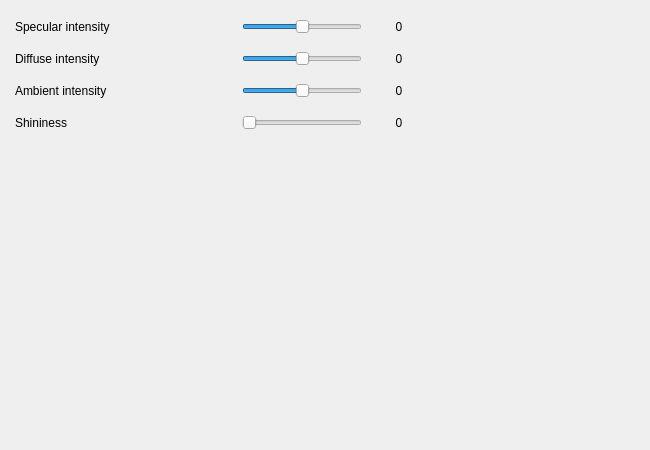
First picture: the form in source/VIEW/DIALOGS/materialSettings.ui, repository BALL-Project/ball, before the edit.
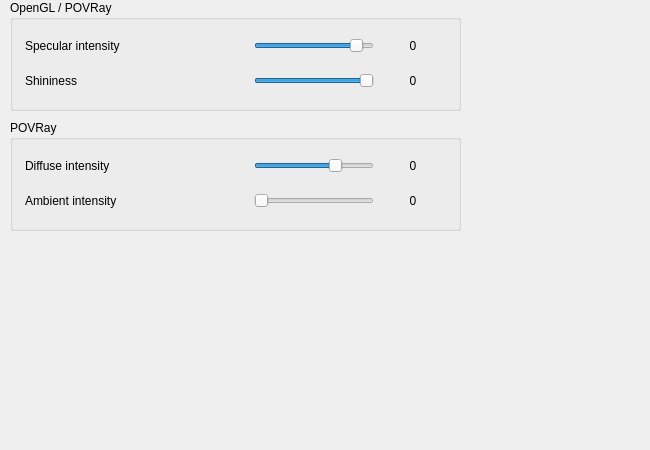
Second picture: the form after the edit.

```diff
--- a/source/VIEW/DIALOGS/materialSettings.ui
+++ b/source/VIEW/DIALOGS/materialSettings.ui
@@ -21,48 +21,27 @@
   <property name="windowTitle" >
    <string>MaterialSettings</string>
   </property>
-  <widget class="QLabel" name="textLabel1_4" >
+  <widget class="QGroupBox" name="groupBox" >
    <property name="geometry" >
     <rect>
-     <x>15</x>
-     <y>14</y>
-     <width>220</width>
-     <height>25</height>
+     <x>10</x>
+     <y>120</y>
+     <width>451</width>
+     <height>111</height>
     </rect>
    </property>
-   <property name="sizePolicy" >
-    <sizepolicy>
-     <hsizetype>0</hsizetype>
-     <vsizetype>0</vsizetype>
-     <horstretch>0</horstretch>
-     <verstretch>0</verstretch>
-    </sizepolicy>
+   <property name="title" >
+    <string>POVRay</string>
    </property>
-   <property name="minimumSize" >
-    <size>
-     <width>220</width>
-     <height>25</height>
-    </size>
-   </property>
-   <property name="maximumSize" >
-    <size>
-     <width>220</width>
-     <height>25</height>
-    </size>
-   </property>
-   <property name="text" >
-    <string>Specular intensity</string>
-   </property>
-  </widget>
-  <widget class="QSlider" name="specular_slider" >
-   <property name="geometry" >
-    <rect>
-     <x>242</x>
-     <y>16</y>
-     <width>120</width>
-     <height>21</height>
-    </rect>
-   </property>
+   <layout class="QGridLayout" >
+    <property name="margin" >
+     <number>9</number>
+    </property>
+    <property name="spacing" >
+     <number>6</number>
+    </property>
+    <item row="1" column="1" >
+     <widget class="QSlider" name="ambient_slider" >
    <property name="sizePolicy" >
     <sizepolicy>
      <hsizetype>0</hsizetype>
@@ -84,125 +63,8 @@
     </size>
    </property>
    <property name="minimum" >
-    <number>-10</number>
-   </property>
-   <property name="maximum" >
-    <number>10</number>
-   </property>
-   <property name="pageStep" >
-    <number>1</number>
-   </property>
-   <property name="value" >
     <number>0</number>
    </property>
-   <property name="orientation" >
-    <enum>Qt::Horizontal</enum>
-   </property>
-   <property name="tickInterval" >
-    <number>5</number>
-   </property>
-  </widget>
-  <widget class="QLabel" name="specular_label" >
-   <property name="geometry" >
-    <rect>
-     <x>369</x>
-     <y>14</y>
-     <width>60</width>
-     <height>25</height>
-    </rect>
-   </property>
-   <property name="sizePolicy" >
-    <sizepolicy>
-     <hsizetype>0</hsizetype>
-     <vsizetype>0</vsizetype>
-     <horstretch>0</horstretch>
-     <verstretch>0</verstretch>
-    </sizepolicy>
-   </property>
-   <property name="minimumSize" >
-    <size>
-     <width>60</width>
-     <height>25</height>
-    </size>
-   </property>
-   <property name="maximumSize" >
-    <size>
-     <width>60</width>
-     <height>25</height>
-    </size>
-   </property>
-   <property name="text" >
-    <string>0</string>
-   </property>
-   <property name="alignment" >
-    <set>Qt::AlignCenter</set>
-   </property>
-  </widget>
-  <widget class="QLabel" name="textLabel1_3" >
-   <property name="geometry" >
-    <rect>
-     <x>15</x>
-     <y>46</y>
-     <width>220</width>
-     <height>25</height>
-    </rect>
-   </property>
-   <property name="sizePolicy" >
-    <sizepolicy>
-     <hsizetype>0</hsizetype>
-     <vsizetype>0</vsizetype>
-     <horstretch>0</horstretch>
-     <verstretch>0</verstretch>
-    </sizepolicy>
-   </property>
-   <property name="minimumSize" >
-    <size>
-     <width>220</width>
-     <height>25</height>
-    </size>
-   </property>
-   <property name="maximumSize" >
-    <size>
-     <width>220</width>
-     <height>25</height>
-    </size>
-   </property>
-   <property name="text" >
-    <string>Diffuse intensity</string>
-   </property>
-  </widget>
-  <widget class="QSlider" name="diffuse_slider" >
-   <property name="geometry" >
-    <rect>
-     <x>242</x>
-     <y>48</y>
-     <width>120</width>
-     <height>21</height>
-    </rect>
-   </property>
-   <property name="sizePolicy" >
-    <sizepolicy>
-     <hsizetype>0</hsizetype>
-     <vsizetype>0</vsizetype>
-     <horstretch>0</horstretch>
-     <verstretch>0</verstretch>
-    </sizepolicy>
-   </property>
-   <property name="minimumSize" >
-    <size>
-     <width>120</width>
-     <height>21</height>
-    </size>
-   </property>
-   <property name="maximumSize" >
-    <size>
-     <width>120</width>
-     <height>21</height>
-    </size>
-   </property>
-   <property name="minimum" >
-    <number>-10</number>
-   </property>
    <property name="maximum" >
     <number>10</number>
    </property>
@@ -216,51 +78,9 @@
     <number>5</number>
    </property>
   </widget>
-  <widget class="QLabel" name="diffuse_label" >
-   <property name="geometry" >
-    <rect>
-     <x>369</x>
-     <y>46</y>
-     <width>60</width>
-     <height>25</height>
-    </rect>
-   </property>
-   <property name="sizePolicy" >
-    <sizepolicy>
-     <hsizetype>0</hsizetype>
-     <vsizetype>0</vsizetype>
-     <horstretch>0</horstretch>
-     <verstretch>0</verstretch>
-    </sizepolicy>
-   </property>
-   <property name="minimumSize" >
-    <size>
-     <width>60</width>
-     <height>25</height>
-    </size>
-   </property>
-   <property name="maximumSize" >
-    <size>
-     <width>60</width>
-     <height>25</height>
-    </size>
-   </property>
-   <property name="text" >
-    <string>0</string>
-   </property>
-   <property name="alignment" >
-    <set>Qt::AlignCenter</set>
-   </property>
-  </widget>
+    </item>
+    <item row="1" column="0" >
   <widget class="QLabel" name="textLabel1_2" >
-   <property name="geometry" >
-    <rect>
-     <x>15</x>
-     <y>78</y>
-     <width>220</width>
-     <height>25</height>
-    </rect>
-   </property>
    <property name="sizePolicy" >
     <sizepolicy>
      <hsizetype>0</hsizetype>
@@ -285,15 +105,9 @@
     <string>Ambient intensity</string>
    </property>
   </widget>
-  <widget class="QSlider" name="ambient_slider" >
-   <property name="geometry" >
-    <rect>
-     <x>242</x>
-     <y>80</y>
-     <width>120</width>
-     <height>21</height>
-    </rect>
-   </property>
+    </item>
+    <item row="0" column="2" >
+     <widget class="QLabel" name="diffuse_label" >
    <property name="sizePolicy" >
     <sizepolicy>
      <hsizetype>0</hsizetype>
@@ -304,41 +118,26 @@
    </property>
    <property name="minimumSize" >
     <size>
-     <width>120</width>
-     <height>21</height>
+        <width>60</width>
+        <height>25</height>
     </size>
    </property>
    <property name="maximumSize" >
     <size>
-     <width>120</width>
-     <height>21</height>
-    </size>
-   </property>
-   <property name="minimum" >
-    <number>-10</number>
-   </property>
-   <property name="maximum" >
-    <number>10</number>
-   </property>
-   <property name="pageStep" >
-    <number>1</number>
-   </property>
-   <property name="orientation" >
-    <enum>Qt::Horizontal</enum>
-   </property>
-   <property name="tickInterval" >
-    <number>5</number>
-   </property>
-  </widget>
+        <width>60</width>
+        <height>25</height>
+       </size>
+      </property>
+      <property name="text" >
+       <string>0</string>
+      </property>
+      <property name="alignment" >
+       <set>Qt::AlignCenter</set>
+      </property>
+     </widget>
+    </item>
+    <item row="1" column="2" >
   <widget class="QLabel" name="ambient_label" >
-   <property name="geometry" >
-    <rect>
-     <x>369</x>
-     <y>78</y>
-     <width>60</width>
-     <height>25</height>
-    </rect>
-   </property>
    <property name="sizePolicy" >
     <sizepolicy>
      <hsizetype>0</hsizetype>
@@ -366,15 +165,99 @@
     <set>Qt::AlignCenter</set>
    </property>
   </widget>
+    </item>
+    <item row="0" column="0" >
+     <widget class="QLabel" name="textLabel1_3" >
+      <property name="sizePolicy" >
+       <sizepolicy>
+        <hsizetype>0</hsizetype>
+        <vsizetype>0</vsizetype>
+        <horstretch>0</horstretch>
+        <verstretch>0</verstretch>
+       </sizepolicy>
+      </property>
+      <property name="minimumSize" >
+       <size>
+        <width>220</width>
+        <height>25</height>
+       </size>
+      </property>
+      <property name="maximumSize" >
+       <size>
+        <width>220</width>
+        <height>25</height>
+       </size>
+      </property>
+      <property name="text" >
+       <string>Diffuse intensity</string>
+      </property>
+     </widget>
+    </item>
+    <item row="0" column="1" >
+     <widget class="QSlider" name="diffuse_slider" >
+      <property name="sizePolicy" >
+       <sizepolicy>
+        <hsizetype>0</hsizetype>
+        <vsizetype>0</vsizetype>
+        <horstretch>0</horstretch>
+        <verstretch>0</verstretch>
+       </sizepolicy>
+      </property>
+      <property name="minimumSize" >
+       <size>
+        <width>120</width>
+        <height>21</height>
+       </size>
+      </property>
+      <property name="maximumSize" >
+       <size>
+        <width>120</width>
+        <height>21</height>
+       </size>
+      </property>
+      <property name="minimum" >
+       <number>0</number>
+      </property>
+      <property name="maximum" >
+       <number>10</number>
+      </property>
+      <property name="pageStep" >
+       <number>1</number>
+      </property>
+      <property name="value" >
+       <number>7</number>
+      </property>
+      <property name="orientation" >
+       <enum>Qt::Horizontal</enum>
+      </property>
+      <property name="tickInterval" >
+       <number>5</number>
+      </property>
+     </widget>
+    </item>
+   </layout>
+  </widget>
+  <widget class="QGroupBox" name="groupBox_2" >
+   <property name="geometry" >
+    <rect>
+     <x>10</x>
+     <y>0</y>
+     <width>451</width>
+     <height>111</height>
+    </rect>
+   </property>
+   <property name="title" >
+    <string>OpenGL / POVRay</string>
+   </property>
+   <layout class="QGridLayout" >
+    <property name="margin" >
+     <number>9</number>
+    </property>
+    <property name="spacing" >
+     <number>6</number>
+    </property>
+    <item row="1" column="0" >
   <widget class="QLabel" name="textLabel1" >
-   <property name="geometry" >
-    <rect>
-     <x>15</x>
-     <y>110</y>
-     <width>220</width>
-     <height>25</height>
-    </rect>
-   </property>
    <property name="sizePolicy" >
     <sizepolicy>
      <hsizetype>0</hsizetype>
@@ -399,15 +282,9 @@
     <string>Shininess</string>
    </property>
   </widget>
+    </item>
+    <item row="1" column="1" >
   <widget class="QSlider" name="shininess_slider" >
-   <property name="geometry" >
-    <rect>
-     <x>242</x>
-     <y>112</y>
-     <width>120</width>
-     <height>21</height>
-    </rect>
-   </property>
    <property name="sizePolicy" >
     <sizepolicy>
      <hsizetype>0</hsizetype>
@@ -437,6 +314,9 @@
    <property name="pageStep" >
     <number>100</number>
    </property>
+      <property name="value" >
+       <number>1280</number>
+      </property>
    <property name="orientation" >
     <enum>Qt::Horizontal</enum>
    </property>
@@ -444,15 +324,108 @@
     <number>400</number>
    </property>
   </widget>
+    </item>
+    <item row="0" column="1" >
+     <widget class="QSlider" name="specular_slider" >
+      <property name="sizePolicy" >
+       <sizepolicy>
+        <hsizetype>0</hsizetype>
+        <vsizetype>0</vsizetype>
+        <horstretch>0</horstretch>
+        <verstretch>0</verstretch>
+       </sizepolicy>
+      </property>
+      <property name="minimumSize" >
+       <size>
+        <width>120</width>
+        <height>21</height>
+       </size>
+      </property>
+      <property name="maximumSize" >
+       <size>
+        <width>120</width>
+        <height>21</height>
+       </size>
+      </property>
+      <property name="minimum" >
+       <number>0</number>
+      </property>
+      <property name="maximum" >
+       <number>10</number>
+      </property>
+      <property name="pageStep" >
+       <number>1</number>
+      </property>
+      <property name="value" >
+       <number>9</number>
+      </property>
+      <property name="orientation" >
+       <enum>Qt::Horizontal</enum>
+      </property>
+      <property name="tickInterval" >
+       <number>5</number>
+      </property>
+     </widget>
+    </item>
+    <item row="0" column="0" >
+     <widget class="QLabel" name="textLabel1_4" >
+      <property name="sizePolicy" >
+       <sizepolicy>
+        <hsizetype>0</hsizetype>
+        <vsizetype>0</vsizetype>
+        <horstretch>0</horstretch>
+        <verstretch>0</verstretch>
+       </sizepolicy>
+      </property>
+      <property name="minimumSize" >
+       <size>
+        <width>220</width>
+        <height>25</height>
+       </size>
+      </property>
+      <property name="maximumSize" >
+       <size>
+        <width>220</width>
+        <height>25</height>
+       </size>
+      </property>
+      <property name="text" >
+       <string>Specular intensity</string>
+      </property>
+     </widget>
+    </item>
+    <item row="1" column="2" >
   <widget class="QLabel" name="shininess_label" >
-   <property name="geometry" >
-    <rect>
-     <x>369</x>
-     <y>110</y>
+      <property name="sizePolicy" >
+       <sizepolicy>
+        <hsizetype>0</hsizetype>
+        <vsizetype>0</vsizetype>
+        <horstretch>0</horstretch>
+        <verstretch>0</verstretch>
+       </sizepolicy>
+      </property>
+      <property name="minimumSize" >
+       <size>
      <width>60</width>
      <height>25</height>
-    </rect>
-   </property>
+       </size>
+      </property>
+      <property name="maximumSize" >
+       <size>
+        <width>60</width>
+        <height>25</height>
+       </size>
+      </property>
+      <property name="text" >
+       <string>0</string>
+      </property>
+      <property name="alignment" >
+       <set>Qt::AlignCenter</set>
+      </property>
+     </widget>
+    </item>
+    <item row="0" column="2" >
+     <widget class="QLabel" name="specular_label" >
    <property name="sizePolicy" >
     <sizepolicy>
      <hsizetype>0</hsizetype>
@@ -479,6 +452,9 @@
    <property name="alignment" >
     <set>Qt::AlignCenter</set>
    </property>
+     </widget>
+    </item>
+   </layout>
   </widget>
  </widget>
  <layoutdefault spacing="6" margin="11" />
```
Lines whose indentation alone changed are shown as unchanged.
